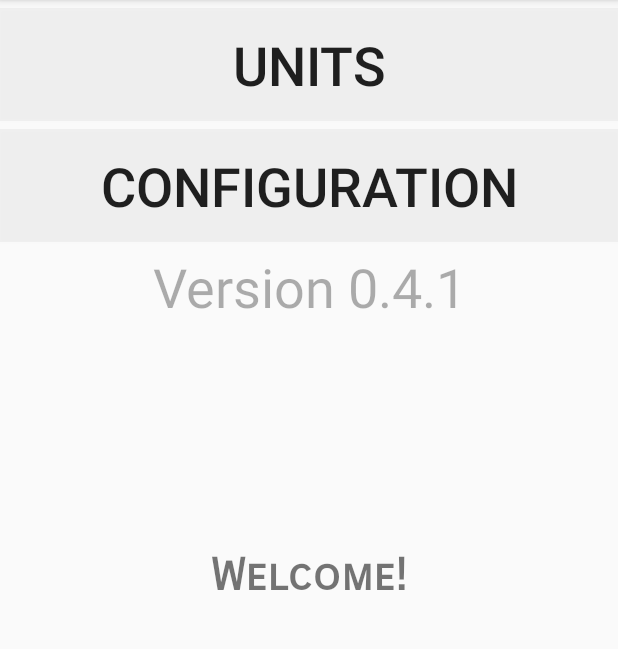
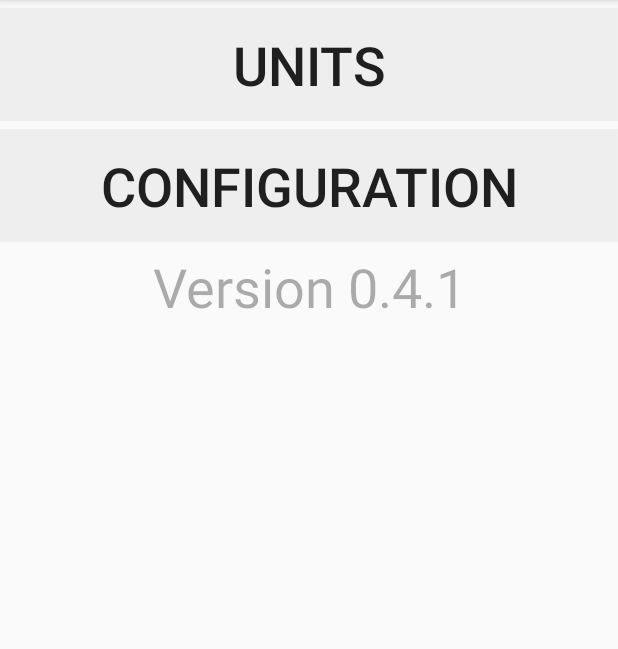
Before and after one commit to Collygon/OsiLifeConnect_ASE, an Android app: the dashboardActivity screen opened directly, with no data from a screen before it, in the side drawer, after a tap on "Settings", on a phone screen of 412 x 824 dp, the part 84-733 px from its top. Run offline under Robolectric (Android 15) with nearby library versions, the light colour scheme and no system bars; 1 statement that could not run was skipped.

Commit message:
Data Models Completed. Nav View Functioning. Icons added/implemented

```diff
--- a/app/src/main/java/com/example/osilifeconnect_ase/dashboardActivity.java
+++ b/app/src/main/java/com/example/osilifeconnect_ase/dashboardActivity.java
@@ -11,6 +11,8 @@
 import android.support.v7.app.AppCompatActivity;
 import android.util.Log;
 import android.view.MenuItem;
+import android.view.View;
+import android.widget.TextView;
 import android.widget.Toolbar;
 
 public class dashboardActivity extends AppCompatActivity {
@@ -33,6 +35,7 @@
         ActionBar actionbar = getSupportActionBar();
         actionbar.setDisplayHomeAsUpEnabled(true);
         actionbar.setHomeAsUpIndicator(R.drawable.ic_menu_black_24dp);
+        final TextView welcomeText = (TextView) findViewById(R.id.welcomeTextView);
 
         Log.d("DASHBOARD", "Initializing listener...");
         navigationView.setNavigationItemSelectedListener(
@@ -43,6 +46,7 @@
                         Log.d("MENU ITEM", "Selected" + menuItem.getTitle().toString());
                         menuItem.setChecked(false);
                         cDrawerLayout.closeDrawers();
+                        welcomeText.setVisibility(View.GONE);
                         bSwitchCheck = switchFragment(menuItem);
                         if(!bSwitchCheck)
                             return false;
```
